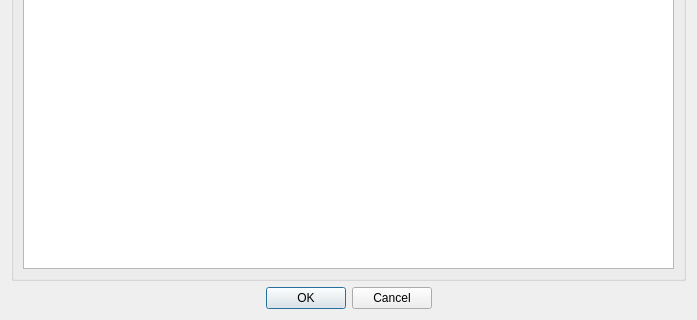
The window that src/ui/ExportDialog.ui (Warzone2100/WMIT) describes before a commit, drawn with Qt 5; both pictures show x 0 to 697 and y 138 to 458 of the 697 by 458 pixel window.
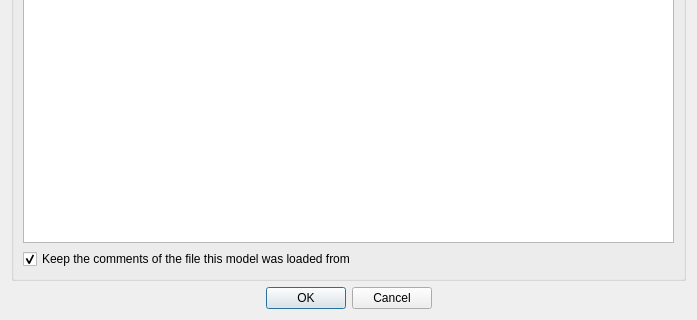
The same window after the commit.

Commit message: pie: Keep the comments of the file a model was loaded from

```diff
--- a/src/ui/ExportDialog.ui
+++ b/src/ui/ExportDialog.ui
@@ -57,6 +57,16 @@
       <item>
        <widget class="QTableView" name="tvExportCaps"/>
       </item>
+      <item>
+       <widget class="QCheckBox" name="cbKeepComments">
+        <property name="text">
+         <string>Keep the comments of the file this model was loaded from</string>
+        </property>
+        <property name="checked">
+         <bool>true</bool>
+        </property>
+       </widget>
+      </item>
      </layout>
     </widget>
    </item>
```
The commit also changes 8 other files.
